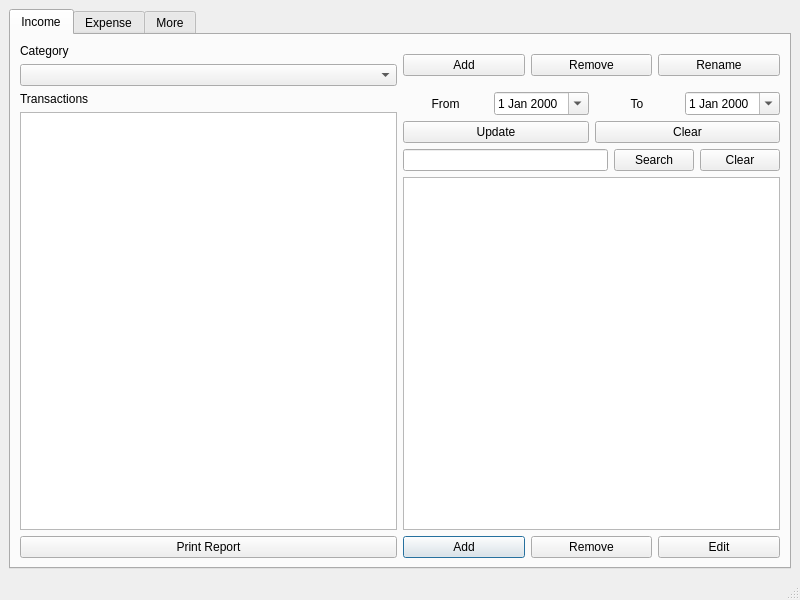
Fjdklsajf/Transaction-Tracker, file mainwindow.ui: the form before one commit.
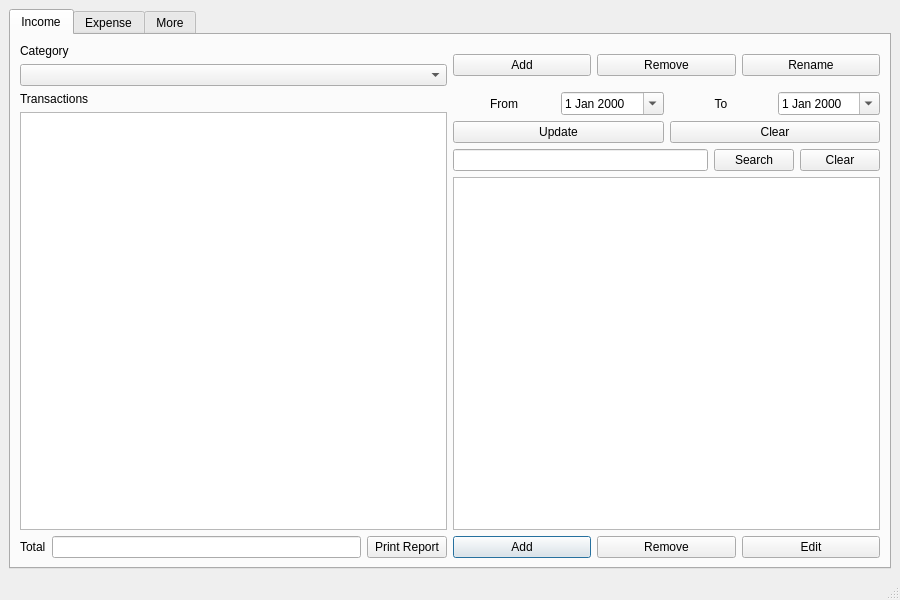
The form after the commit.

Patch:
```diff
--- a/mainwindow.ui
+++ b/mainwindow.ui
@@ -6,7 +6,7 @@
    <rect>
     <x>0</x>
     <y>0</y>
-    <width>800</width>
+    <width>900</width>
     <height>600</height>
    </rect>
   </property>
@@ -26,7 +26,7 @@
        </attribute>
        <layout class="QVBoxLayout" name="verticalLayout_10">
         <item>
-         <layout class="QVBoxLayout" name="verticalLayout_6">
+         <layout class="QVBoxLayout" name="verticalLayout_3">
           <item>
            <layout class="QHBoxLayout" name="horizontalLayout_8">
             <item>
@@ -71,9 +71,9 @@
            </layout>
           </item>
           <item>
-           <layout class="QHBoxLayout" name="horizontalLayout_10">
+           <layout class="QHBoxLayout" name="horizontalLayout_2">
             <item>
-             <layout class="QVBoxLayout" name="verticalLayout_8">
+             <layout class="QVBoxLayout" name="verticalLayout_2">
               <item>
                <widget class="QLabel" name="label_6">
                 <property name="text">
@@ -89,6 +89,22 @@
                </widget>
               </item>
               <item>
+               <layout class="QHBoxLayout" name="horizontalLayout">
+                <item>
+                 <widget class="QLabel" name="label">
+                  <property name="text">
+                   <string>Total</string>
+                  </property>
+                 </widget>
+                </item>
+                <item>
+                 <widget class="QLineEdit" name="inTotal_lineEdit">
+                  <property name="readOnly">
+                   <bool>true</bool>
+                  </property>
+                 </widget>
+                </item>
+                <item>
                <widget class="QPushButton" name="inReport_pushButton">
                 <property name="text">
                  <string>Print Report</string>
@@ -97,6 +113,8 @@
               </item>
              </layout>
             </item>
+             </layout>
+            </item>
             <item>
              <layout class="QVBoxLayout" name="verticalLayout_9">
               <item>
@@ -223,9 +241,9 @@
        <attribute name="title">
         <string>Expense</string>
        </attribute>
-       <layout class="QVBoxLayout" name="verticalLayout_15">
+       <layout class="QVBoxLayout" name="verticalLayout_8">
         <item>
-         <layout class="QVBoxLayout" name="verticalLayout_11">
+         <layout class="QVBoxLayout" name="verticalLayout_6">
           <item>
            <layout class="QHBoxLayout" name="horizontalLayout_15">
             <item>
```
Left out of the diff: 26 changed lines with no effect on the pictures. Lines whose indentation alone changed are shown as unchanged.
